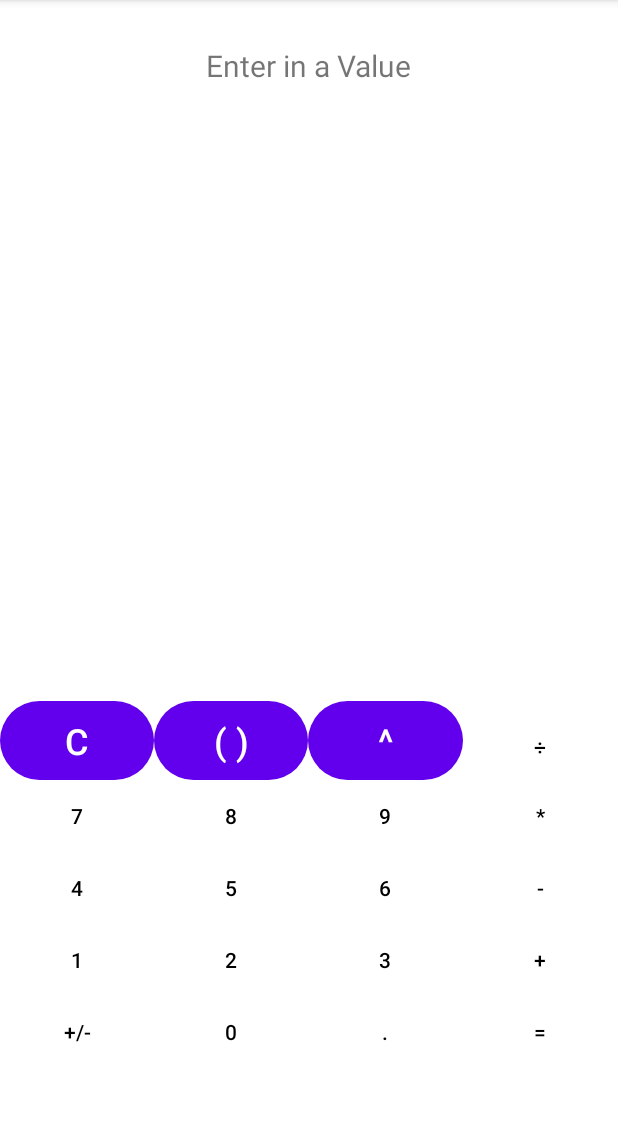
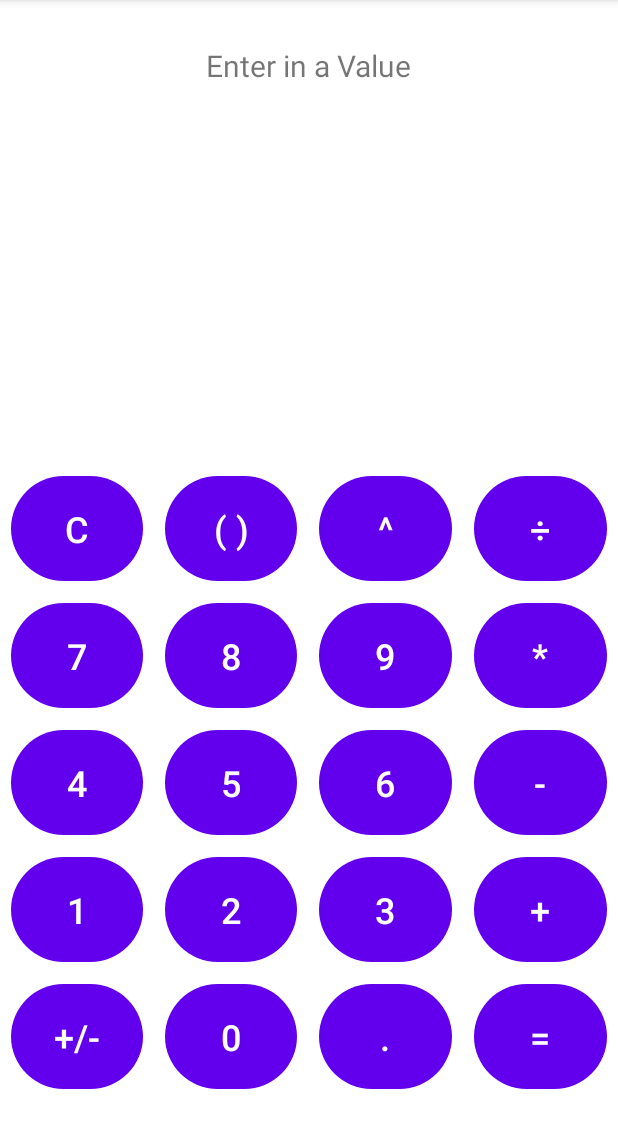
Before and after one commit to Kalpakbaev/My_Calculator_lesson_second, an Android app: the screen it shows after launch (MainActivity), on a phone screen of 412 x 824 dp, the part 84-1232 px from its top. Run offline under Robolectric (Android 15) with nearby library versions, the phone set to English and light mode, and no system bars.

Commit message:
баттоны более менее отработаны заданы вес и цвет текста размер клавиш

```diff
--- a/app/src/main/res/layout/activity_main.xml
+++ b/app/src/main/res/layout/activity_main.xml
@@ -22,43 +22,48 @@
                 android:id="@+id/clear"
                 style="@style/Widget.AppCompat.Button.Borderless"
                 android:layout_width="wrap_content"
-                android:layout_height="wrap_content"
+                android:layout_height="70dp"
+                android:layout_margin="7dp"
                 android:layout_weight="1"
+                android:background="@drawable/circle"
                 android:text="@string/clear"
-                android:background="@drawable/circle"
-                android:textSize="24sp"/>
+                android:textSize="24sp" />
 
             <Button
                 android:id="@+id/parentheses"
                 style="@style/Widget.AppCompat.Button.Borderless"
                 android:layout_width="wrap_content"
-                android:layout_height="wrap_content"
+                android:layout_height="70dp"
+                android:layout_margin="7dp"
                 android:layout_weight="1"
+                android:background="@drawable/circle"
                 android:text="@string/parentheses"
                 android:textColor="#FFFFFF"
-                android:background="@drawable/circle"
-                android:textSize="24sp"
-                />
+                android:textSize="24sp" />
 
             <Button
                 android:id="@+id/exponent"
                 style="@style/Widget.AppCompat.Button.Borderless"
                 android:layout_width="wrap_content"
-                android:layout_height="wrap_content"
+                android:layout_height="70dp"
+                android:layout_margin="7dp"
                 android:layout_weight="1"
+                android:background="@drawable/circle"
                 android:text="@string/exponent"
                 android:textColor="#FFFFFF"
-                android:background="@drawable/circle"
-                android:textSize="24sp"/>
+                android:textSize="24sp" />
 
             <Button
                 android:id="@+id/divide"
                 style="@style/Widget.AppCompat.Button.Borderless"
                 android:layout_width="wrap_content"
-                android:layout_height="wrap_content"
+                android:layout_height="70dp"
+                android:layout_margin="7dp"
                 android:layout_weight="1"
+                android:background="@drawable/circle"
                 android:text="@string/divide"
-                android:textColor="@color/black" />
+                android:textColor="#FFFFFF"
+                android:textSize="24sp" />
         </TableRow>
 
         <TableRow
@@ -69,37 +74,49 @@
                 android:id="@+id/seven"
                 style="@style/Widget.AppCompat.Button.Borderless"
                 android:layout_width="wrap_content"
-                android:layout_height="wrap_content"
+                android:layout_height="70dp"
+                android:layout_margin="7dp"
                 android:layout_weight="1"
+                android:background="@drawable/circle"
                 android:text="@string/seven"
-                android:textColor="@color/black" />
+                android:textColor="#FFFFFF"
+                android:textSize="24sp" />
 
             <Button
                 android:id="@+id/eight"
                 style="@style/Widget.AppCompat.Button.Borderless"
                 android:layout_width="wrap_content"
-                android:layout_height="wrap_content"
+                android:layout_height="70dp"
+                android:layout_margin="7dp"
                 android:layout_weight="1"
+                android:background="@drawable/circle"
                 android:text="@string/eight"
-                android:textColor="@color/black" />
+                android:textColor="#FFFFFF"
+                android:textSize="24sp" />
 
             <Button
                 android:id="@+id/nine"
                 style="@style/Widget.AppCompat.Button.Borderless"
                 android:layout_width="wrap_content"
-                android:layout_height="wrap_content"
+                android:layout_height="70dp"
+                android:layout_margin="7dp"
                 android:layout_weight="1"
+                android:background="@drawable/circle"
                 android:text="@string/nine"
-                android:textColor="@color/black" />
+                android:textColor="#FFFFFF"
+                android:textSize="24sp" />
 
             <Button
                 android:id="@+id/multiply"
                 style="@style/Widget.AppCompat.Button.Borderless"
                 android:layout_width="wrap_content"
-                android:layout_height="wrap_content"
+                android:layout_height="70dp"
+                android:layout_margin="7dp"
                 android:layout_weight="1"
+                android:background="@drawable/circle"
                 android:text="@string/multiply"
-                android:textColor="@color/black" />
+                android:textColor="#FFFFFF"
+                android:textSize="24sp" />
 
         </TableRow>
 
@@ -111,37 +128,49 @@
                 android:id="@+id/four"
                 style="@style/Widget.AppCompat.Button.Borderless"
                 android:layout_width="wrap_content"
-                android:layout_height="wrap_content"
+                android:layout_height="70dp"
+                android:layout_margin="7dp"
                 android:layout_weight="1"
+                android:background="@drawable/circle"
                 android:text="@string/four"
-                android:textColor="@color/black" />
+                android:textColor="#FFFFFF"
+                android:textSize="24sp" />
 
             <Button
                 android:id="@+id/five"
                 style="@style/Widget.AppCompat.Button.Borderless"
                 android:layout_width="wrap_content"
-                android:layout_height="wrap_content"
+                android:layout_height="70dp"
+                android:layout_margin="7dp"
                 android:layout_weight="1"
+                android:background="@drawable/circle"
                 android:text="@string/five"
-                android:textColor="@color/black" />
+                android:textColor="#FFFFFF"
+                android:textSize="24sp" />
 
             <Button
                 android:id="@+id/six"
                 style="@style/Widget.AppCompat.Button.Borderless"
                 android:layout_width="wrap_content"
-                android:layout_height="wrap_content"
+                android:layout_height="70dp"
+                android:layout_margin="7dp"
                 android:layout_weight="1"
+                android:background="@drawable/circle"
                 android:text="@string/six"
-                android:textColor="@color/black" />
+                android:textColor="#FFFFFF"
+                android:textSize="24sp" />
 
             <Button
                 android:id="@+id/subtract"
                 style="@style/Widget.AppCompat.Button.Borderless"
                 android:layout_width="wrap_content"
-                android:layout_height="wrap_content"
+                android:layout_height="70dp"
+                android:layout_margin="7dp"
                 android:layout_weight="1"
+                android:background="@drawable/circle"
                 android:text="@string/subtract"
-                android:textColor="@color/black" />
+                android:textColor="#FFFFFF"
+                android:textSize="24sp" />
         </TableRow>
 
         <TableRow
@@ -152,37 +181,49 @@
                 android:id="@+id/one"
                 style="@style/Widget.AppCompat.Button.Borderless"
                 android:layout_width="wrap_content"
-                android:layout_height="wrap_content"
+                android:layout_height="70dp"
+                android:layout_margin="7dp"
                 android:layout_weight="1"
+                android:background="@drawable/circle"
                 android:text="@string/one"
-                android:textColor="@color/black" />
+                android:textColor="#FFFFFF"
+                android:textSize="24sp" />
 
             <Button
                 android:id="@+id/two"
                 style="@style/Widget.AppCompat.Button.Borderless"
                 android:layout_width="wrap_content"
-                android:layout_height="wrap_content"
+                android:layout_height="70dp"
+                android:layout_margin="7dp"
                 android:layout_weight="1"
+                android:background="@drawable/circle"
                 android:text="@string/two"
-                android:textColor="@color/black" />
+                android:textColor="#FFFFFF"
+                android:textSize="24sp" />
 
             <Button
                 android:id="@+id/three"
                 style="@style/Widget.AppCompat.Button.Borderless"
                 android:layout_width="wrap_content"
-                android:layout_height="wrap_content"
+                android:layout_height="70dp"
+                android:layout_margin="7dp"
                 android:layout_weight="1"
+                android:background="@drawable/circle"
                 android:text="@string/three"
-                android:textColor="@color/black" />
+                android:textColor="#FFFFFF"
+                android:textSize="24sp" />
 
             <Button
                 android:id="@+id/add"
                 style="@style/Widget.AppCompat.Button.Borderless"
                 android:layout_width="wrap_content"
-                android:layout_height="wrap_content"
+                android:layout_height="70dp"
+                android:layout_margin="7dp"
                 android:layout_weight="1"
+                android:background="@drawable/circle"
                 android:text="@string/add"
-                android:textColor="@color/black" />
+                android:textColor="#FFFFFF"
+                android:textSize="24sp" />
 
         </TableRow>
 
@@ -194,37 +235,49 @@
                 android:id="@+id/PlusMinus"
                 style="@style/Widget.AppCompat.Button.Borderless"
                 android:layout_width="wrap_content"
-                android:layout_height="wrap_content"
+                android:layout_height="70dp"
+                android:layout_margin="7dp"
                 android:layout_weight="1"
+                android:background="@drawable/circle"
                 android:text="@string/PlusMinus"
-                android:textColor="@color/black" />
+                android:textColor="#FFFFFF"
+                android:textSize="24sp" />
 
             <Button
                 android:id="@+id/zero"
                 style="@style/Widget.AppCompat.Button.Borderless"
                 android:layout_width="wrap_content"
-                android:layout_height="wrap_content"
+                android:layout_height="70dp"
+                android:layout_margin="7dp"
                 android:layout_weight="1"
+                android:background="@drawable/circle"
                 android:text="@string/zero"
-                android:textColor="@color/black" />
+                android:textColor="#FFFFFF"
+                android:textSize="24sp" />
 
             <Button
                 android:id="@+id/point"
                 style="@style/Widget.AppCompat.Button.Borderless"
                 android:layout_width="wrap_content"
-                android:layout_height="wrap_content"
+                android:layout_height="70dp"
+                android:layout_margin="7dp"
                 android:layout_weight="1"
+                android:background="@drawable/circle"
                 android:text="@string/point"
-                android:textColor="@color/black" />
+                android:textColor="#FFFFFF"
+                android:textSize="24sp" />
 
             <Button
                 android:id="@+id/equals"
                 style="@style/Widget.AppCompat.Button.Borderless"
                 android:layout_width="wrap_content"
-                android:layout_height="wrap_content"
+                android:layout_height="70dp"
+                android:layout_margin="7dp"
                 android:layout_weight="1"
+                android:background="@drawable/circle"
                 android:text="@string/equals"
-                android:textColor="@color/black" />
+                android:textColor="#FFFFFF"
+                android:textSize="24sp" />
         </TableRow>
     </TableLayout>
 
```
